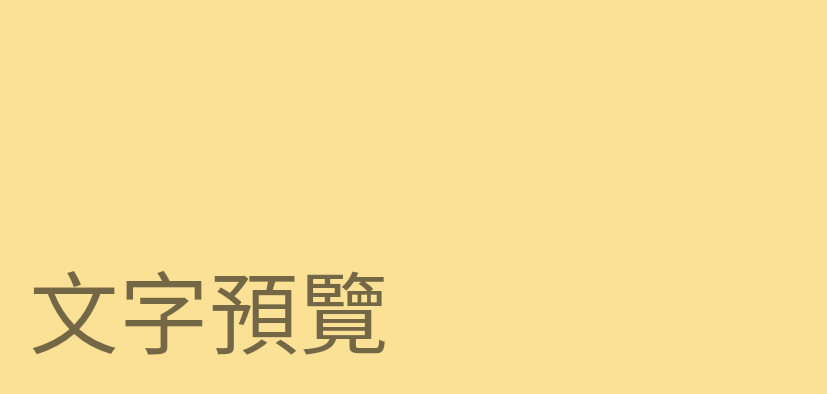
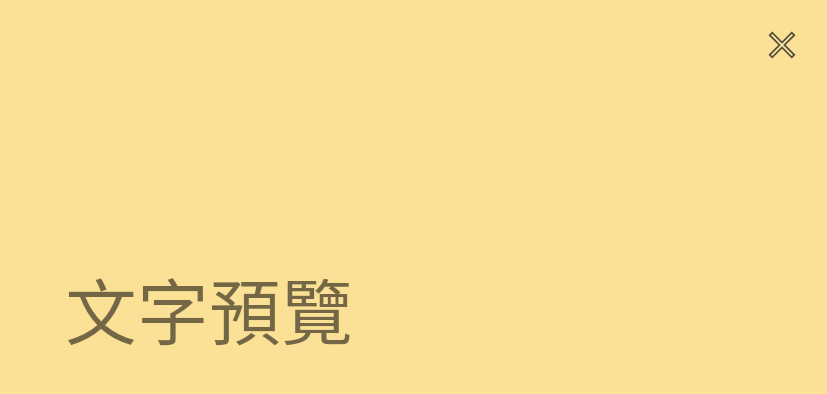
Before and after one commit to mrfatworm/VisualChat, an Android app: the TextShowActivity screen opened directly, with no data from a screen before it, on a phone screen of 824 x 412 dp (held sideways). Shown: the top 394 px of the screen, without its empty margins (409-1236 px from the left). Run offline under Robolectric (Android 15) with nearby library versions, the phone set to English and light mode, and no system bars; 6 statements that could not run were skipped.

Commit message:
Fix TextShowActivity Layout

```diff
--- a/app/build.gradle
+++ b/app/build.gradle
@@ -27,6 +27,8 @@ android {
 
 dependencies {
     implementation fileTree(dir: 'libs', include: ['*.jar'])
+    implementation 'com.mobidevelop.spl:split-pane-layout:1.0.0'
+
     implementation "org.jetbrains.kotlin:kotlin-stdlib-jdk7:$kotlin_version"
     implementation 'androidx.appcompat:appcompat:1.1.0'
     implementation 'androidx.core:core-ktx:1.2.0'
--- a/app/src/main/java/yuntech/b10517012/visualchat/MainActivity.kt
+++ b/app/src/main/java/yuntech/b10517012/visualchat/MainActivity.kt
@@ -7,6 +7,7 @@ import androidx.appcompat.app.AppCompatActivity
 import android.os.Bundle
 import android.text.Editable
 import android.text.TextWatcher
+import android.util.DisplayMetrics
 import android.util.TypedValue
 import android.view.View
 import android.view.ViewGroup
@@ -115,9 +116,13 @@ class MainActivity : AppCompatActivity() {
         viewPager = findViewById(R.id.vp_main_setting)
         edtInput = findViewById(R.id.edt_main_input)
         btnShow = findViewById(R.id.btn_main_show)
+
+        val height = resources.displayMetrics.heightPixels
+        val width = resources.displayMetrics.widthPixels
+        imgBG.layoutParams.height = width* width/height
+
         adapter = ViewPager2Adapter(this)
         adapter.setViewModel(customizeViewModel)
-
         //val inflater = getSystemService(Context.LAYOUT_INFLATER_SERVICE) as LayoutInflater
         viewPager.adapter = adapter
         TabLayoutMediator(tabLayout, viewPager){tab, position ->
@@ -127,8 +132,5 @@ class MainActivity : AppCompatActivity() {
                 else -> "方向設置"
             })
         }.attach()
-
-
-
     }
 }
--- a/app/src/main/java/yuntech/b10517012/visualchat/TextShowActivity.kt
+++ b/app/src/main/java/yuntech/b10517012/visualchat/TextShowActivity.kt
@@ -1,34 +1,42 @@
 package yuntech.b10517012.visualchat
 
-import android.content.pm.ActivityInfo
 import android.graphics.Typeface
 import android.os.Build
 import androidx.appcompat.app.AppCompatActivity
 import android.os.Bundle
-import android.util.Log
 import android.util.TypedValue
+import android.view.Window
+import android.view.WindowManager
+import android.widget.ImageButton
 import android.widget.TextView
-import android.widget.Toast
 import androidx.constraintlayout.widget.ConstraintLayout
 
 class TextShowActivity : AppCompatActivity() {
 
     private lateinit var background: ConstraintLayout
     private lateinit var tvTextShow: TextView
+    private lateinit var btnClose: ImageButton
 
     override fun onCreate(savedInstanceState: Bundle?) {
         super.onCreate(savedInstanceState)
+
+        // Hide status bar
+        requestWindowFeature(Window.FEATURE_NO_TITLE)
+        this.window.setFlags(WindowManager.LayoutParams.FLAG_FULLSCREEN, WindowManager.LayoutParams.FLAG_FULLSCREEN)
         setContentView(R.layout.activity_text_show)
-
 
         background = findViewById(R.id.constraintLayout_text_show)
         tvTextShow = findViewById(R.id.tv_text_show)
+        btnClose = findViewById(R.id.btn_close_show)
 
         val bundle = intent.getBundleExtra("format")
-        tvTextShow.text = bundle.getString("text")
-        tvTextShow.setTextSize(TypedValue.COMPLEX_UNIT_SP, bundle.getFloat("size"))
-        Toast.makeText(this, bundle.getFloat("size").toString() + "  " + tvTextShow.textSize.toString(), Toast.LENGTH_SHORT).show()
-        tvTextShow.setTextColor(bundle.getInt("color"))
+        val height = resources.displayMetrics.heightPixels
+        val width = resources.displayMetrics.widthPixels
+        tvTextShow.apply {
+            text = bundle.getString("text")
+            setTextSize(TypedValue.COMPLEX_UNIT_SP, bundle.getFloat("size")* width/height)
+            setTextColor(bundle.getInt("color"))
+        }
         background.setBackgroundColor(bundle.getInt("bg"))
 
         if(bundle.getBoolean("auto") && Build.VERSION.SDK_INT >= Build.VERSION_CODES.O){
@@ -37,5 +45,10 @@ class TextShowActivity : AppCompatActivity() {
         if(bundle.getBoolean("bold")){
             tvTextShow.setTypeface(null, Typeface.BOLD)
         }
+
+        // Close TextShowActivity
+        btnClose.setOnClickListener {
+            finish()
+        }
     }
 }
--- /dev/null
+++ b/app/src/main/res/drawable/ic_close.xml
@@ -0,0 +1,8 @@
+<vector android:height="28dp" android:viewportHeight="24.0"
+    android:viewportWidth="24.0" android:width="28dp" xmlns:android="http://schemas.android.com/apk/res/android">
+    <path
+        android:pathData="M19,6.41L17.59,5 12,10.59 6.41,5 5,6.41 10.59,12 5,17.59 6.41,19 12,13.41 17.59,19 19,17.59 13.41,12z"
+        android:strokeWidth="1"
+        android:fillColor="#33FFFFFF"
+        android:strokeColor="#AA000000"/>
+</vector>
--- a/app/src/main/res/layout/activity_text_show.xml
+++ b/app/src/main/res/layout/activity_text_show.xml
@@ -10,14 +10,28 @@
 
     <TextView
         android:id="@+id/tv_text_show"
-        android:layout_width="0dp"
+        android:layout_width="match_parent"
         android:layout_height="0dp"
+        android:layout_margin="24dp"
+        android:autoText="false"
+        android:gravity="center"
         android:text="@string/text_preview"
-        android:textSize="60sp"
-        android:gravity="center"
-        android:layout_margin="24dp"
+        android:textSize="48sp"
+        app:autoSizeTextType="none"
         app:layout_constraintBottom_toBottomOf="parent"
         app:layout_constraintEnd_toEndOf="parent"
         app:layout_constraintStart_toStartOf="parent"
         app:layout_constraintTop_toTopOf="parent" />
+
+    <ImageButton
+        android:id="@+id/btn_close_show"
+        android:layout_width="wrap_content"
+        android:layout_height="wrap_content"
+        android:layout_marginTop="16dp"
+        android:layout_marginEnd="16dp"
+        android:background="@null"
+        android:contentDescription="Close text show"
+        app:layout_constraintEnd_toEndOf="parent"
+        app:layout_constraintTop_toTopOf="parent"
+        app:srcCompat="@drawable/ic_close" />
 </androidx.constraintlayout.widget.ConstraintLayout>
--- a/app/src/main/res/values/colors.xml
+++ b/app/src/main/res/values/colors.xml
@@ -3,7 +3,7 @@
     <color name="colorPrimary">#CC9B10</color>
     <color name="colorPrimaryDark">#936E05</color>
     <color name="colorPrimaryLight">#FBE196</color>
-    <color name="colorAccent">#F44336</color>
+    <color name="colorAccent">#CC9B10</color>
     <color name="black">#000000</color>
     <color name="white">#FFFFFF</color>
     <color name="gray">#707070</color>
```
